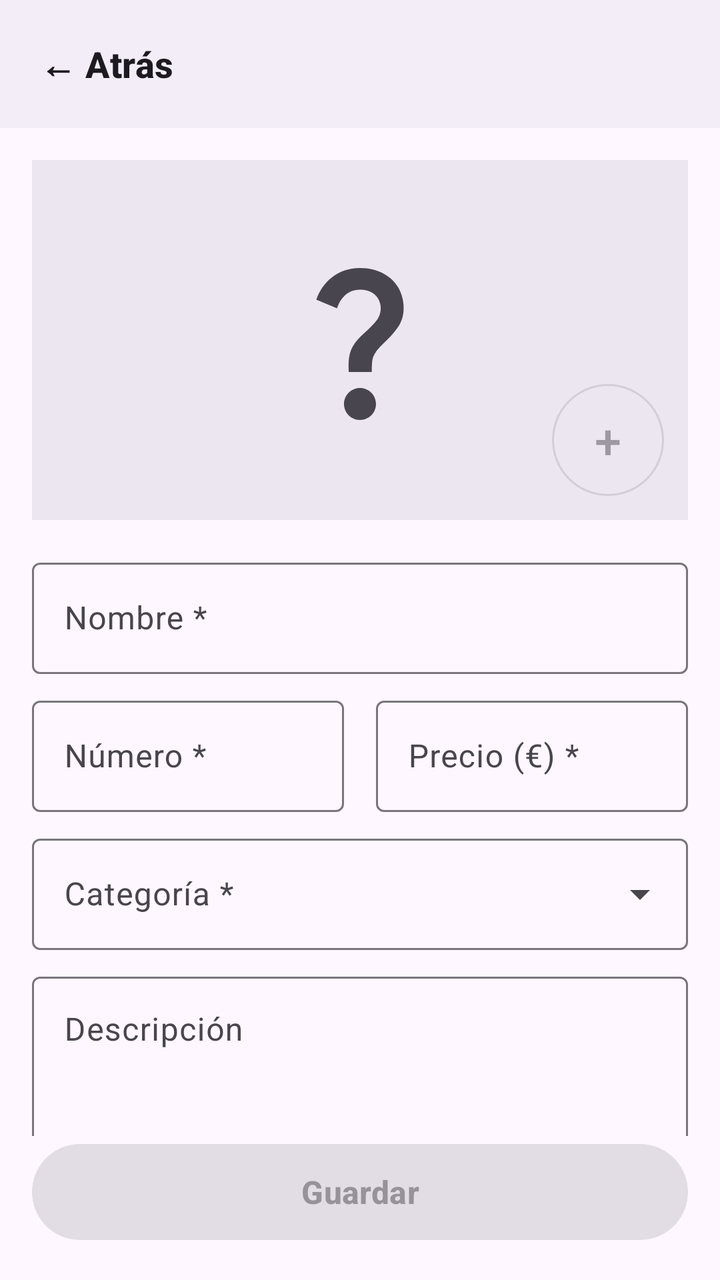
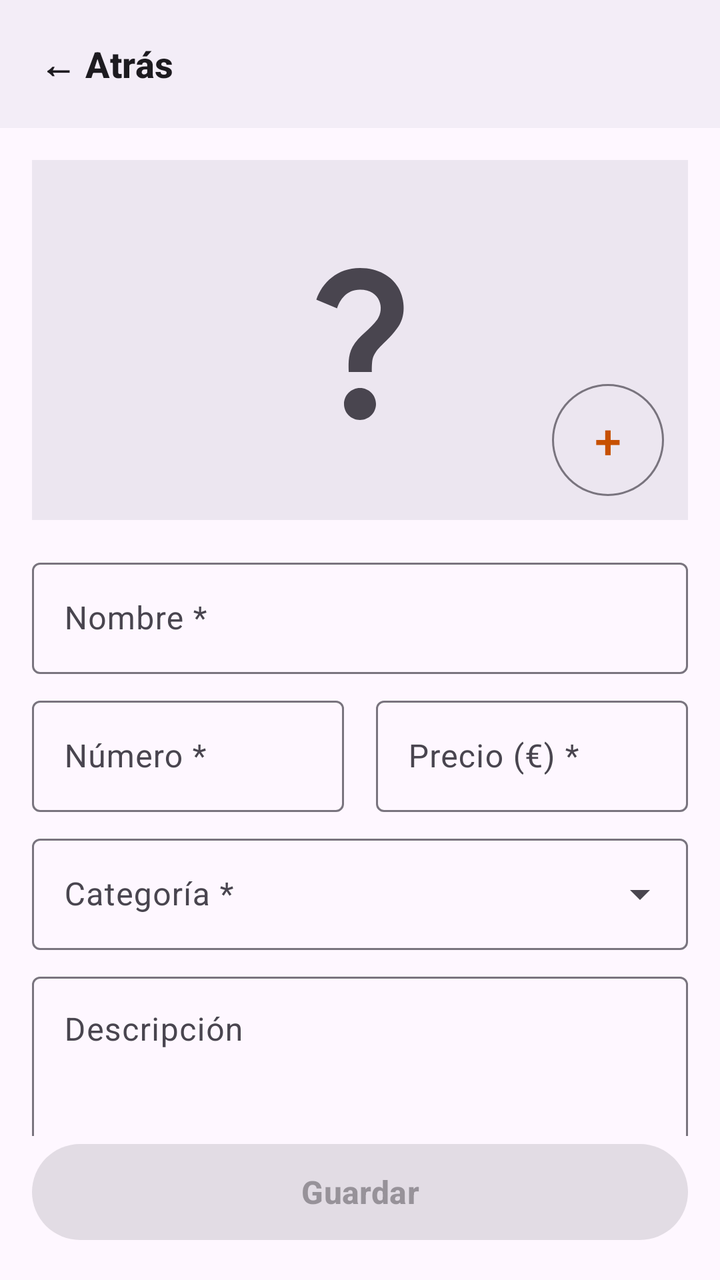

An Android layout rendered at two revisions. The XML below is the earlier revision; the diff shows what the commit changed to produce the second picture.
<!-- AndroidManifest.xml: application theme Theme.AKO -->
<!-- res/layout/activity_plato.xml -->
<?xml version="1.0" encoding="utf-8"?>
<androidx.constraintlayout.widget.ConstraintLayout xmlns:android="http://schemas.android.com/apk/res/android"
    xmlns:app="http://schemas.android.com/apk/res-auto"
    android:id="@+id/raiz"
    android:layout_width="match_parent"
    android:layout_height="match_parent">

    
    <androidx.constraintlayout.widget.ConstraintLayout
        android:id="@+id/barraSuperior"
        android:layout_width="0dp"
        android:layout_height="wrap_content"
        android:minHeight="64dp"
        android:background="?attr/colorSurfaceContainer"
        app:layout_constraintEnd_toEndOf="parent"
        app:layout_constraintStart_toStartOf="parent"
        app:layout_constraintTop_toTopOf="parent">

        <com.google.android.material.button.MaterialButton
            android:id="@+id/botonAtras"
            style="@style/Widget.Material3.Button.TextButton"
            android:layout_width="wrap_content"
            android:layout_height="wrap_content"
            android:layout_marginStart="8dp"
            android:text="@string/comun_atras"
            android:contentDescription="@string/comun_atras_cd"
            android:textColor="?attr/colorOnSurface"
            android:textSize="18sp"
            android:textStyle="bold"
            app:layout_constraintBottom_toBottomOf="parent"
            app:layout_constraintStart_toStartOf="parent"
            app:layout_constraintTop_toTopOf="parent" />

        <TextView
            android:id="@+id/textoTitulo"
            android:layout_width="0dp"
            android:layout_height="wrap_content"
            android:layout_marginEnd="16dp"
            android:ellipsize="end"
            android:gravity="center"
            android:maxLines="1"
            android:textColor="?attr/colorOnSurface"
            android:textSize="22sp"
            android:textStyle="bold"
            app:layout_constraintBottom_toBottomOf="parent"
            app:layout_constraintEnd_toEndOf="parent"
            app:layout_constraintStart_toEndOf="@id/botonAtras"
            app:layout_constraintTop_toTopOf="parent" />
    </androidx.constraintlayout.widget.ConstraintLayout>

    
    <androidx.core.widget.NestedScrollView
        android:id="@+id/scrollFormulario"
        android:layout_width="0dp"
        android:layout_height="0dp"
        app:layout_constraintBottom_toTopOf="@id/botonGuardar"
        app:layout_constraintEnd_toEndOf="parent"
        app:layout_constraintStart_toStartOf="parent"
        app:layout_constraintTop_toBottomOf="@id/barraSuperior">

        <LinearLayout
            android:layout_width="match_parent"
            android:layout_height="wrap_content"
            android:orientation="vertical"
            android:padding="16dp">

            
            <FrameLayout
                android:layout_width="match_parent"
                android:layout_height="180dp"
                android:background="?attr/colorSurfaceContainerHigh">

                <ImageView
                    android:layout_width="96dp"
                    android:layout_height="96dp"
                    android:layout_gravity="center"
                    android:contentDescription="@string/comun_sin_foto_cd"
                    android:src="@drawable/ic_sin_foto" />

                <com.google.android.material.button.MaterialButton
                    android:id="@+id/botonElegirFoto"
                    style="@style/Widget.Material3.Button.OutlinedButton"
                    android:layout_width="56dp"
                    android:layout_height="56dp"
                    android:layout_gravity="bottom|end"
                    android:layout_margin="12dp"
                    android:contentDescription="@string/plato_elegir_foto_cd"
                    android:enabled="false"
                    android:insetTop="0dp"
                    android:insetBottom="0dp"
                    android:padding="0dp"
                    android:text="@string/comun_mas"
                    android:textSize="24sp"
                    app:cornerRadius="28dp" />
            </FrameLayout>

            
            <com.google.android.material.textfield.TextInputLayout
                android:id="@+id/campoNombre"
                android:layout_width="match_parent"
                android:layout_height="wrap_content"
                android:layout_marginTop="16dp"
                android:hint="@string/plato_hint_nombre">

                <com.google.android.material.textfield.TextInputEditText
                    android:id="@+id/textoNombre"
                    android:layout_width="match_parent"
                    android:layout_height="wrap_content"
                    android:inputType="textCapSentences"
                    android:maxLines="1" />
            </com.google.android.material.textfield.TextInputLayout>

            
            <LinearLayout
                android:layout_width="match_parent"
                android:layout_height="wrap_content"
                android:layout_marginTop="8dp"
                android:orientation="horizontal">

                
                <com.google.android.material.textfield.TextInputLayout
                    android:id="@+id/campoNumero"
                    android:layout_width="0dp"
                    android:layout_height="wrap_content"
                    android:layout_marginEnd="8dp"
                    android:layout_weight="1"
                    android:hint="@string/plato_hint_numero">

                    <com.google.android.material.textfield.TextInputEditText
                        android:id="@+id/textoNumero"
                        android:layout_width="match_parent"
                        android:layout_height="wrap_content"
                        android:inputType="number"
                        android:maxLines="1" />
                </com.google.android.material.textfield.TextInputLayout>

                
                <com.google.android.material.textfield.TextInputLayout
                    android:id="@+id/campoPrecio"
                    android:layout_width="0dp"
                    android:layout_height="wrap_content"
                    android:layout_marginStart="8dp"
                    android:layout_weight="1"
                    android:hint="@string/plato_hint_precio">

                    <com.google.android.material.textfield.TextInputEditText
                        android:id="@+id/textoPrecio"
                        android:layout_width="match_parent"
                        android:layout_height="wrap_content"
                        android:digits="0123456789,."
                        android:inputType="numberDecimal"
                        android:maxLines="1" />
                </com.google.android.material.textfield.TextInputLayout>
            </LinearLayout>

            
            <com.google.android.material.textfield.TextInputLayout
                android:id="@+id/campoCategoria"
                style="@style/Widget.Material3.TextInputLayout.OutlinedBox.ExposedDropdownMenu"
                android:layout_width="match_parent"
                android:layout_height="wrap_content"
                android:layout_marginTop="8dp"
                android:hint="@string/plato_hint_categoria"
                android:theme="@style/ThemeOverlay.AKO.CampoTexto">

                <com.google.android.material.textfield.MaterialAutoCompleteTextView
                    android:id="@+id/textoCategoria"
                    android:layout_width="match_parent"
                    android:layout_height="wrap_content"
                    android:inputType="none"
                    android:saveEnabled="false" />
            </com.google.android.material.textfield.TextInputLayout>

            
            <com.google.android.material.textfield.TextInputLayout
                android:id="@+id/campoDescripcion"
                android:layout_width="match_parent"
                android:layout_height="wrap_content"
                android:layout_marginTop="8dp"
                android:hint="@string/plato_hint_descripcion">

                <com.google.android.material.textfield.TextInputEditText
                    android:id="@+id/textoDescripcion"
                    android:layout_width="match_parent"
                    android:layout_height="wrap_content"
                    android:gravity="top"
                    android:inputType="textCapSentences|textMultiLine"
                    android:minLines="3" />
            </com.google.android.material.textfield.TextInputLayout>

            
            <TextView
                android:layout_width="wrap_content"
                android:layout_height="wrap_content"
                android:layout_marginTop="24dp"
                android:text="@string/plato_seccion_alergenos"
                android:textAllCaps="true"
                android:textColor="?attr/colorOnSurfaceVariant"
                android:textSize="14sp"
                android:textStyle="bold" />

            <com.google.android.material.divider.MaterialDivider
                android:layout_width="match_parent"
                android:layout_height="wrap_content"
                android:layout_marginTop="8dp" />

            <GridLayout
                android:id="@+id/rejillaAlergenos"
                android:layout_width="match_parent"
                android:layout_height="wrap_content"
                android:columnCount="2" />

            <com.google.android.material.divider.MaterialDivider
                android:layout_width="match_parent"
                android:layout_height="wrap_content"
                android:layout_marginTop="8dp" />

            
            <com.google.android.material.materialswitch.MaterialSwitch
                android:id="@+id/interruptorEnLaCarta"
                android:layout_width="match_parent"
                android:layout_height="wrap_content"
                android:layout_marginTop="8dp"
                android:checked="true"
                android:minHeight="48dp"
                android:text="@string/plato_en_la_carta"
                android:textSize="16sp" />
        </LinearLayout>
    </androidx.core.widget.NestedScrollView>

    
    <com.google.android.material.button.MaterialButton
        android:id="@+id/botonGuardar"
        style="@style/Widget.Material3.Button"
        android:layout_width="0dp"
        android:layout_height="56dp"
        android:layout_margin="16dp"
        android:enabled="false"
        android:text="@string/comun_guardar"
        android:textSize="16sp"
        android:textStyle="bold"
        app:layout_constraintBottom_toBottomOf="parent"
        app:layout_constraintEnd_toEndOf="parent"
        app:layout_constraintStart_toStartOf="parent" />
</androidx.constraintlayout.widget.ConstraintLayout>
<!-- resources referenced by this layout -->
<resources>
  <!-- drawable ic_sin_foto (drawable) -->
  <vector xmlns:android="http://schemas.android.com/apk/res/android" android:height="24dp" android:tint="?attr/colorOnSurfaceVariant" android:viewportHeight="24" android:viewportWidth="24" android:width="24dp">
        
      <path android:fillColor="@android:color/white" android:pathData="M11.07,12.85c0.77,-1.39 2.25,-2.21 3.11,-3.44c0.91,-1.29 0.4,-3.7 -2.18,-3.7c-1.69,0 -2.52,1.28 -2.87,2.34L6.54,6.96C7.25,4.83 9.18,3 11.99,3c2.35,0 3.96,1.07 4.78,2.41c0.7,1.15 1.11,3.3 0.03,4.9c-1.2,1.77 -2.35,2.31 -2.97,3.45c-0.25,0.46 -0.35,0.76 -0.35,2.24h-2.89C10.58,15.22 10.46,13.95 11.07,12.85zM14,20c0,1.1 -0.9,2 -2,2s-2,-0.9 -2,-2c0,-1.1 0.9,-2 2,-2S14,18.9 14,20z"/>
      
  </vector>
  <string name="comun_atras">← Atrás</string>
  <string name="comun_atras_cd">Atrás</string>
  <string name="comun_guardar">Guardar</string>
  <string name="comun_mas">+</string>
  <string name="comun_sin_foto_cd">Sin foto</string>
  <string name="plato_elegir_foto_cd">Elegir foto</string>
  <string name="plato_en_la_carta">En la carta</string>
  <string name="plato_hint_categoria">Categoría *</string>
  <string name="plato_hint_descripcion">Descripción</string>
  <string name="plato_hint_nombre">Nombre *</string>
  <string name="plato_hint_numero">Número *</string>
  <string name="plato_hint_precio">Precio (€) *</string>
  <string name="plato_seccion_alergenos">ALÉRGENOS</string>
  <style name="ThemeOverlay.AKO.CampoTexto" parent="ThemeOverlay.Material3.TextInputEditText.OutlinedBox">
          <item name="colorPrimary">?attr/colorOnSurface</item>
      </style>
  <style name="Theme.AKO" parent="Base.Theme.AKO" />
  <style name="Base.Theme.AKO" parent="Theme.Material3.DayNight.NoActionBar">
          
          <item name="colorPrimary">@color/acento</item>
          
          <item name="colorOnPrimary">@color/white</item>
          
          <item name="materialAlertDialogTheme">@style/ThemeOverlay.AKO.Dialogo</item>
          
          <item name="textInputStyle">@style/Widget.AKO.CampoTexto</item>
      </style>
  <color name="acento">#FFC75000</color>
  <color name="white">#FFFFFFFF</color>
  <style name="ThemeOverlay.AKO.Dialogo" parent="ThemeOverlay.Material3.MaterialAlertDialog">
          <item name="colorPrimary">?attr/colorOnSurface</item>
      </style>
  <style name="Widget.AKO.CampoTexto" parent="Widget.Material3.TextInputLayout.OutlinedBox">
          <item name="materialThemeOverlay">@style/ThemeOverlay.AKO.CampoTexto</item>
      </style>
</resources>

<!-- the commit's change to res/layout/activity_plato.xml (unified diff, before → after) -->
@@ -71,11 +71,12 @@
                 android:background="?attr/colorSurfaceContainerHigh">
 
                 <ImageView
-                    android:layout_width="96dp"
-                    android:layout_height="96dp"
-                    android:layout_gravity="center"
+                    android:id="@+id/imagenPlato"
+                    android:layout_width="match_parent"
+                    android:layout_height="match_parent"
                     android:contentDescription="@string/comun_sin_foto_cd"
-                    android:src="@drawable/ic_sin_foto" />
+                    android:scaleType="center"
+                    android:src="@drawable/ic_sin_foto_grande" />
 
                 <com.google.android.material.button.MaterialButton
                     android:id="@+id/botonElegirFoto"
@@ -85,7 +86,6 @@
                     android:layout_gravity="bottom|end"
                     android:layout_margin="12dp"
                     android:contentDescription="@string/plato_elegir_foto_cd"
-                    android:enabled="false"
                     android:insetTop="0dp"
                     android:insetBottom="0dp"
                     android:padding="0dp"
<!-- resource entries referenced after the edit -->
@@ -1,10 +1,17 @@
 <!-- resources referenced by this layout -->
 <resources>
-  <!-- drawable ic_sin_foto (drawable) -->
-  <vector xmlns:android="http://schemas.android.com/apk/res/android" android:height="24dp" android:tint="?attr/colorOnSurfaceVariant" android:viewportHeight="24" android:viewportWidth="24" android:width="24dp">
-        
-      <path android:fillColor="@android:color/white" android:pathData="M11.07,12.85c0.77,-1.39 2.25,-2.21 3.11,-3.44c0.91,-1.29 0.4,-3.7 -2.18,-3.7c-1.69,0 -2.52,1.28 -2.87,2.34L6.54,6.96C7.25,4.83 9.18,3 11.99,3c2.35,0 3.96,1.07 4.78,2.41c0.7,1.15 1.11,3.3 0.03,4.9c-1.2,1.77 -2.35,2.31 -2.97,3.45c-0.25,0.46 -0.35,0.76 -0.35,2.24h-2.89C10.58,15.22 10.46,13.95 11.07,12.85zM14,20c0,1.1 -0.9,2 -2,2s-2,-0.9 -2,-2c0,-1.1 0.9,-2 2,-2S14,18.9 14,20z"/>
-      
+  <!-- drawable ic_sin_foto_grande (drawable) -->
+  <?xml version="1.0" encoding="utf-8"?>
+  <vector xmlns:android="http://schemas.android.com/apk/res/android"
+      android:width="96dp"
+      android:height="96dp"
+      android:tint="?attr/colorOnSurfaceVariant"
+      android:viewportWidth="24"
+      android:viewportHeight="24">
+  
+      <path
+          android:fillColor="@android:color/white"
+          android:pathData="M11.07,12.85c0.77,-1.39 2.25,-2.21 3.11,-3.44c0.91,-1.29 0.4,-3.7 -2.18,-3.7c-1.69,0 -2.52,1.28 -2.87,2.34L6.54,6.96C7.25,4.83 9.18,3 11.99,3c2.35,0 3.96,1.07 4.78,2.41c0.7,1.15 1.11,3.3 0.03,4.9c-1.2,1.77 -2.35,2.31 -2.97,3.45c-0.25,0.46 -0.35,0.76 -0.35,2.24h-2.89C10.58,15.22 10.46,13.95 11.07,12.85zM14,20c0,1.1 -0.9,2 -2,2s-2,-0.9 -2,-2c0,-1.1 0.9,-2 2,-2S14,18.9 14,20z" />
   </vector>
   <string name="comun_atras">← Atrás</string>
   <string name="comun_atras_cd">Atrás</string>
